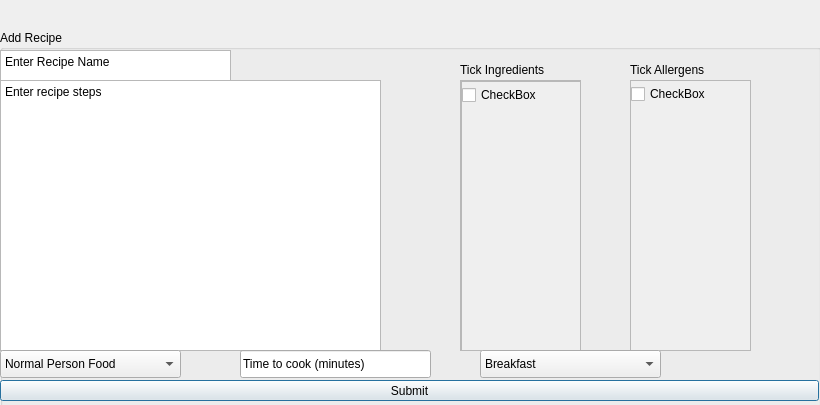
MarkHarrison03/RecipeApp, file createrecipewindow.ui: the form before one commit.
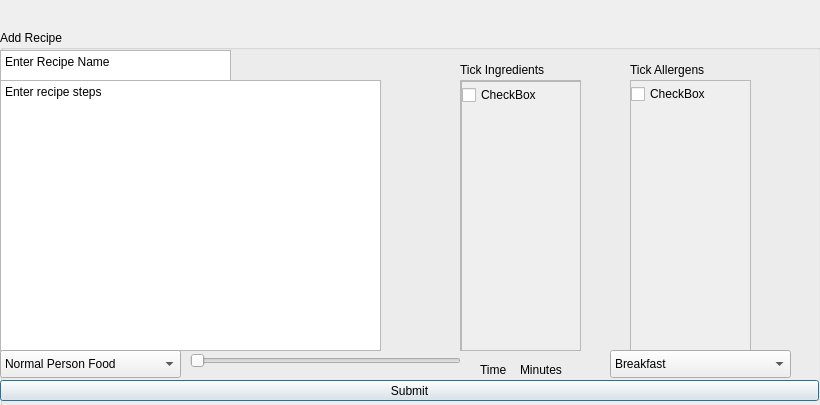
The form after the commit.

Commit message: fixed issue with slider

The edit to the form file:
```diff
--- a/createrecipewindow.ui
+++ b/createrecipewindow.ui
@@ -187,19 +187,6 @@
         <string>Tick Ingredients</string>
        </property>
       </widget>
-      <widget class="QLineEdit" name="TTC">
-       <property name="geometry">
-        <rect>
-         <x>240</x>
-         <y>320</y>
-         <width>191</width>
-         <height>28</height>
-        </rect>
-       </property>
-       <property name="text">
-        <string>Time to cook (minutes)</string>
-       </property>
-      </widget>
       <widget class="QPushButton" name="pushButton">
        <property name="geometry">
         <rect>
@@ -265,7 +252,7 @@
       <widget class="QComboBox" name="Category">
        <property name="geometry">
         <rect>
-         <x>480</x>
+         <x>610</x>
          <y>320</y>
          <width>181</width>
          <height>28</height>
@@ -297,6 +284,48 @@
         </property>
        </item>
       </widget>
+      <widget class="QSlider" name="TimeToCook">
+       <property name="geometry">
+        <rect>
+         <x>190</x>
+         <y>320</y>
+         <width>271</width>
+         <height>21</height>
+        </rect>
+       </property>
+       <property name="maximum">
+        <number>300</number>
+       </property>
+       <property name="orientation">
+        <enum>Qt::Horizontal</enum>
+       </property>
+      </widget>
+      <widget class="QLabel" name="TimeToCookLabel">
+       <property name="geometry">
+        <rect>
+         <x>480</x>
+         <y>330</y>
+         <width>63</width>
+         <height>20</height>
+        </rect>
+       </property>
+       <property name="text">
+        <string>Time</string>
+       </property>
+      </widget>
+      <widget class="QLabel" name="TimeToCookLabel_2">
+       <property name="geometry">
+        <rect>
+         <x>520</x>
+         <y>330</y>
+         <width>63</width>
+         <height>20</height>
+        </rect>
+       </property>
+       <property name="text">
+        <string>Minutes</string>
+       </property>
+      </widget>
      </widget>
     </item>
    </layout>
```
The commit also changes 2 other files.
